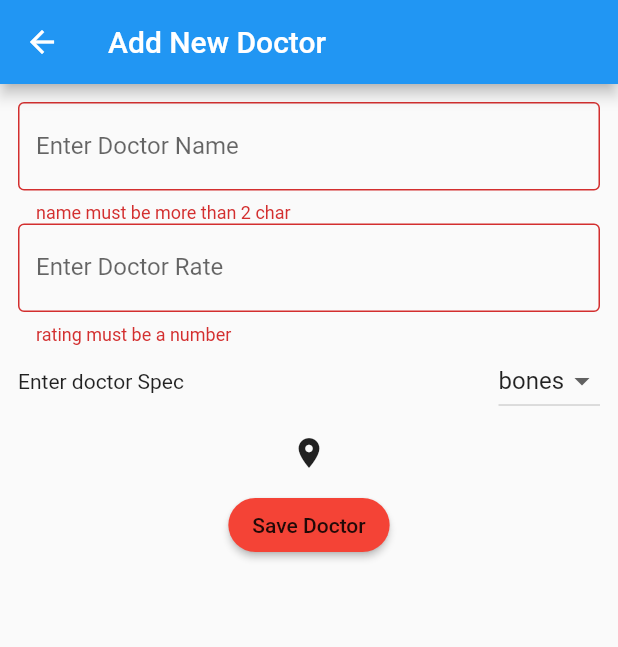
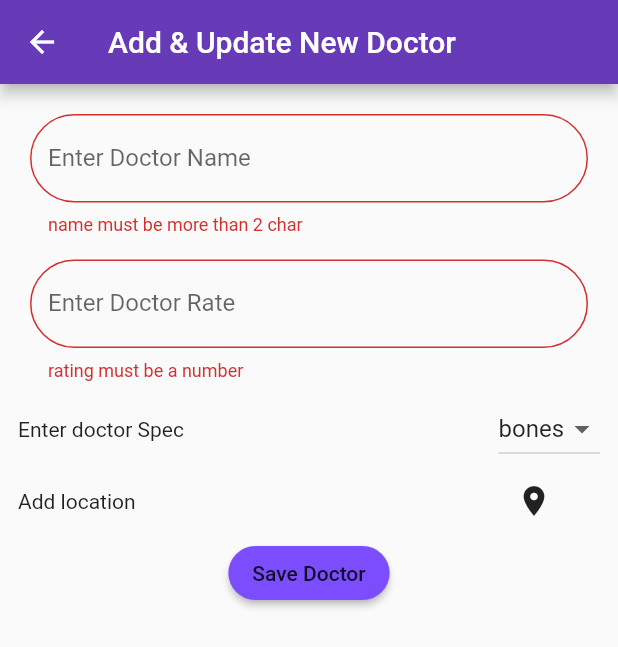
Before and after one commit to shafiiik/my_doctors, a Flutter app: the CreateNewDoctor screen opened directly, after a tap on "Save Doctor", on a phone screen of 412 x 824 dp. Shown: the top 647 px of the screen. Run offline on Flutter 3.47's test engine with Material 2 defaults, Android fonts, the phone set to English and light mode, and no system bars; our stand-ins replace geolocator, sqflite; accounts and stored records are empty.

```diff
--- a/lib/database/database.dart
+++ b/lib/database/database.dart
@@ -56,7 +56,7 @@ create table if not exists $tableName (
 
     List<Map<String, dynamic>> maps = await database.query(
       tableName,
-      columns: ["name", "rate", "speciality","long","lat"],
+      columns: ["id","name", "rate", "speciality","long","lat"],
     );
     print(maps.length);
     if (maps.length > 0) {
@@ -69,4 +69,14 @@ create table if not exists $tableName (
     }
     return null;
   }
+
+  Future<int> delete(int id) async {
+    return await database.delete(tableName, where: 'id = ?', whereArgs: [id]);
+  }
+
+  Future<int> update(Doctor doctor) async {
+    return await database.update(tableName, doctor.toJson(),
+        where: 'id = ?', whereArgs: [doctor.id]);
+  }
+
 }
--- a/lib/main.dart
+++ b/lib/main.dart
@@ -13,7 +13,7 @@ class MyApp extends StatelessWidget {
       debugShowCheckedModeBanner: false,
       title: 'Flutter Demo',
       theme: ThemeData(
-        primarySwatch: Colors.blue,
+        primarySwatch: Colors.deepPurple,
         visualDensity: VisualDensity.adaptivePlatformDensity,
       ),
       home: HomeScreen(),
--- a/lib/models/doctor.dart
+++ b/lib/models/doctor.dart
@@ -1,13 +1,14 @@
 import 'package:flutter/foundation.dart';
 
 class Doctor {
+  int id;
   String name;
   double long;
   double lat;
   double rate;
   String speciality;
 
-  Doctor({this.name, this.long, this.lat, this.rate, this.speciality});
+  Doctor({this.id,this.name, this.long, this.lat, this.rate, this.speciality});
 
   Map<String, dynamic> toJson() {
     return {
@@ -21,6 +22,7 @@ class Doctor {
 
   factory Doctor.fromJson(Map<String, dynamic> json) {
     return Doctor(
+        id: json["id"],
         name: json["name"],
         rate: json["rate"],
         speciality: json["speciality"],
--- a/lib/screens/create_new_doctor.dart
+++ b/lib/screens/create_new_doctor.dart
@@ -7,8 +7,9 @@ enum Specialties { Bones, Chest, Heart }
 
 class CreateNewDoctor extends StatefulWidget {
   final Function getTheDoctors;
+  final Doctor doctorToBeUpdated;
 
-  const CreateNewDoctor({Key key, this.getTheDoctors}) : super(key: key);
+  const CreateNewDoctor({Key key, this.getTheDoctors, this.doctorToBeUpdated}) : super(key: key);
 
 
   @override
@@ -21,43 +22,61 @@ class _CreateNewDoctorState extends State<CreateNewDoctor> {
 
   DoctorDataBase db = DoctorDataBase();
 
-  TextEditingController nameController = TextEditingController();
-  TextEditingController rateController = TextEditingController();
+  TextEditingController nameController ;
+  TextEditingController rateController ;
 
   Specialties doctorSpeciality = Specialties.Bones;
   double rating = 0.0;
   Position position;
   final formKey = GlobalKey<FormState>();
+  bool autoValidate=false;
+
+  @override
+  void initState() {
+
+    super.initState();
+    if(widget.doctorToBeUpdated !=null){
+      rateController=TextEditingController(text: widget.doctorToBeUpdated.rate.toString());
+      nameController = TextEditingController(text: widget.doctorToBeUpdated.name);
+    }
+
+  }
 
   @override
   Widget build(BuildContext context) {
     return Scaffold(
       appBar: AppBar(
-        title: Text("Add New Doctor"),
+        title: Text("Add & Update New Doctor"),
       ),
-      body: Padding(
+      body: SingleChildScrollView(
+        child: Padding(
           padding: const EdgeInsets.all(12.0),
           child: Form(
             key: formKey,
-          autovalidate: true,
+            autovalidate: autoValidate,
             child: Column(
               children: <Widget>[
-              TextFormField(
+                Padding(
+                  padding: const EdgeInsets.all(8.0),
+                  child: TextFormField(
                     decoration: InputDecoration(
                         hintText: "Write Doctor's name",
                         labelText: "Enter Doctor Name",
-                    border: OutlineInputBorder()),
+                        border: OutlineInputBorder(borderRadius: BorderRadius.circular(30))),
                     controller: nameController,
                     validator: (text) {
                       if (text.length < 3) return "name must be more than 2 char";
                       return null;
                     },
                   ),
-              TextFormField(
+                ),
+                Padding(
+                  padding: const EdgeInsets.all(8.0),
+                  child: TextFormField(
                     decoration: InputDecoration(
                         hintText: "Write Doctor's rate",
                         labelText: "Enter Doctor Rate",
-                    border: OutlineInputBorder()),
+                        border: OutlineInputBorder(borderRadius: BorderRadius.circular(30))),
                     controller: rateController,
                     validator: (text) {
                       try {
@@ -69,6 +88,7 @@ class _CreateNewDoctorState extends State<CreateNewDoctor> {
                         return "rating must be a number";
                       }
                     },
+                  ),
                 ),
                 Row(
                   children: <Widget>[
@@ -97,19 +117,26 @@ class _CreateNewDoctorState extends State<CreateNewDoctor> {
                     ),
                   ],
                 ),
+                Row(
+                  children: <Widget>[
+                    Text("Add location"),
+                    Spacer(),
                     FlatButton(
                         child: Icon(Icons.location_on),
                         onPressed: () {
                       _getCurrentLocation();
                     }),
+                  ],
+                ),
                 RaisedButton(
                   child: Text("Save Doctor"),
                   shape: RoundedRectangleBorder(
                       borderRadius: BorderRadius.circular(30)),
-                color: Colors.red,
+                  color: Colors.deepPurpleAccent,
                   onPressed: saveDoctor,
                 )
               ],
+            ),
           ),
         ),
       ),
@@ -126,9 +153,6 @@ class _CreateNewDoctorState extends State<CreateNewDoctor> {
   void saveDoctor() async {
     if (formKey.currentState.validate() && doctorSpeciality != null) {
       await db.openDB();
-      print(db);
-      print(db.database);
-      print(db.database.isOpen);
 
       String speciality;
 
@@ -144,9 +168,28 @@ class _CreateNewDoctorState extends State<CreateNewDoctor> {
           break;
       }
 
+      if(widget.doctorToBeUpdated==null) {
         await db.insert(Doctor(
-          name: nameController.text, rate: rating, speciality: speciality,lat: position?.latitude,long: position?.longitude));
+            name: nameController.text,
+            rate: rating,
+            speciality: speciality,
+            lat: position?.latitude,
+            long: position?.longitude));
+      }
+      else{
+        widget.doctorToBeUpdated.name=nameController.text;
+        widget.doctorToBeUpdated.rate=double.parse(rateController.text);
+
+        await db.update(widget.doctorToBeUpdated);
+      }
       widget.getTheDoctors();
+      Navigator.pop(context);
+    }
+    else{
+      autoValidate=true;
+      setState(() {
+
+      });
     }
   }
 }
--- a/lib/screens/home_screen.dart
+++ b/lib/screens/home_screen.dart
@@ -23,7 +23,7 @@ class _HomeScreenState extends State<HomeScreen> {
   Widget build(BuildContext context) {
     return Scaffold(
       appBar: AppBar(
-        title: Text("shafik"),
+        title: Text("Doctors"),
       ),
       body: doctors == null
           ? CircularProgressIndicator()
@@ -41,18 +41,21 @@ class _HomeScreenState extends State<HomeScreen> {
                       Expanded(
                         child: GestureDetector(
                             onTap: () {
-                              doctors[i].name = "bassem";
-                              setState(() {});
+                              Navigator.push(context, MaterialPageRoute(builder: (context) {
+                                return CreateNewDoctor(getTheDoctors: getTheDoctors,doctorToBeUpdated: doctors[i]);
+                              }));
                             },
                             child: Icon(Icons.edit)),
                       ),
                       Expanded(
                         child: GestureDetector(
                           onTap: () {
+                            db.delete(doctors[i].id);
                             doctors.removeAt(i);
                             setState(() {});
                           },
                           child: Icon(
+
                             Icons.delete,
                             color: Colors.red,
                           ),
@@ -65,8 +68,6 @@ class _HomeScreenState extends State<HomeScreen> {
             ),
       floatingActionButton: FloatingActionButton(
         onPressed: () async {
-          //doctors.add(Doctor(name: "bassem", rate: 2.5, speciality: "tez"));
-
           setState(() {});
           Navigator.push(context, MaterialPageRoute(builder: (context) {
             return CreateNewDoctor(getTheDoctors: getTheDoctors);
@@ -77,10 +78,8 @@ class _HomeScreenState extends State<HomeScreen> {
     );
   }
 
-  void getTheDoctors() async{
+  void getTheDoctors() async {
     doctors = await db.getDoctors();
-    setState(() {
-
-    });
+    setState(() {});
   }
 }
```
Lines whose indentation alone changed are shown as unchanged.
